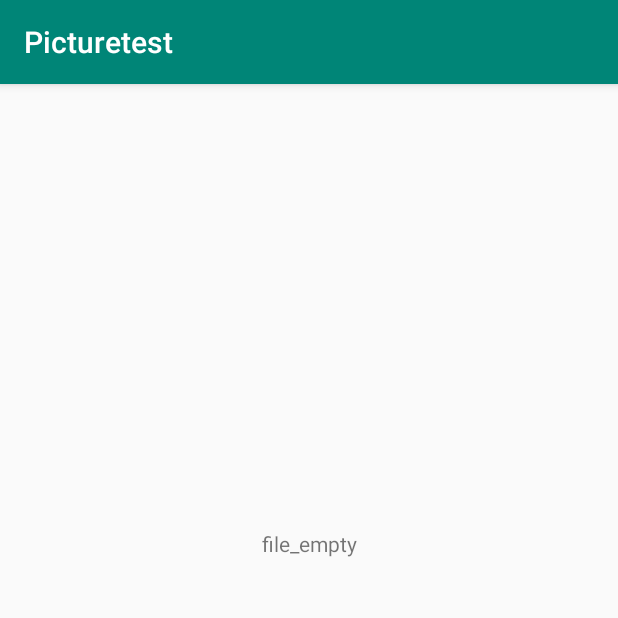
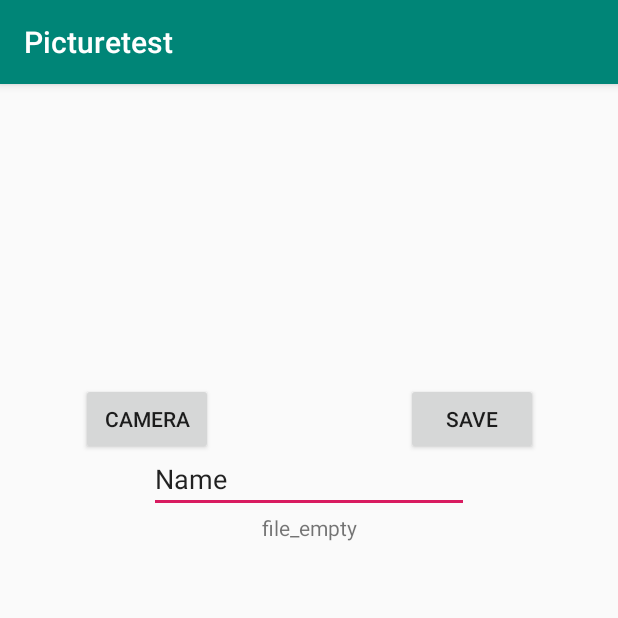
Before and after one commit to zyundamochi080/Picturetest, an Android app: the screen it shows after launch (MainActivity), on a phone screen of 412 x 824 dp, the top half of it. Run offline under Robolectric (Android 15) with nearby library versions, the phone set to English and light mode, and no system bars.

Commit message:
Add name form

```diff
--- a/app/src/main/res/layout/activity_main.xml
+++ b/app/src/main/res/layout/activity_main.xml
@@ -15,17 +15,39 @@
             app:layout_constraintLeft_toLeftOf="parent"
             app:layout_constraintRight_toRightOf="parent"
             app:layout_constraintTop_toTopOf="parent"
-            android:id="@+id/textView" app:layout_constraintVertical_bias="0.396"/>
+            android:id="@+id/textView"
+            app:layout_constraintVertical_bias="0.382"/>
+    <TextView
+            android:text="Name:"
+            android:layout_width="wrap_content"
+            android:layout_height="wrap_content" android:id="@+id/textName"
+            app:layout_constraintStart_toEndOf="@+id/getName"
+            app:layout_constraintEnd_toStartOf="@+id/getName"
+            app:layout_constraintTop_toTopOf="parent"
+            app:layout_constraintBottom_toTopOf="@+id/getName"
+            app:layout_constraintVertical_bias="0.923"/>
     <Button
-            android:text="Button"
+            android:text="Camera"
             android:layout_width="wrap_content"
             android:layout_height="wrap_content"
             android:id="@+id/btnLaunchCamera"
             app:layout_constraintStart_toStartOf="parent"
-            app:layout_constraintHorizontal_bias="0.5"
+            app:layout_constraintHorizontal_bias="0.167"
             app:layout_constraintEnd_toEndOf="parent"
-            app:layout_constraintTop_toTopOf="@id/cameraImage"
-            app:layout_constraintBottom_toTopOf="parent"/>
+            app:layout_constraintBottom_toTopOf="@+id/cameraImage"
+            app:layout_constraintTop_toTopOf="parent"
+            app:layout_constraintVertical_bias="0.408"/>
+    <Button
+            android:text="Save"
+            android:layout_width="wrap_content"
+            android:layout_height="wrap_content"
+            android:id="@+id/btnTextSave"
+            app:layout_constraintEnd_toEndOf="parent"
+            app:layout_constraintStart_toStartOf="parent"
+            app:layout_constraintHorizontal_bias="0.835"
+            app:layout_constraintTop_toTopOf="parent"
+            app:layout_constraintBottom_toTopOf="@+id/cameraImage"
+            app:layout_constraintVertical_bias="0.408"/>
     <ImageView
             android:layout_width="wrap_content"
             android:layout_height="wrap_content"
@@ -36,5 +58,16 @@
             app:layout_constraintEnd_toEndOf="parent"
             app:layout_constraintBottom_toBottomOf="parent"
             app:layout_constraintTop_toBottomOf="@+id/textView"/>
+    <EditText
+            android:layout_width="wrap_content"
+            android:layout_height="wrap_content"
+            android:inputType="textPersonName"
+            android:text="Name"
+            android:ems="10"
+            android:id="@+id/getName"
+            app:layout_constraintStart_toStartOf="parent"
+            app:layout_constraintHorizontal_bias="0.5"
+            app:layout_constraintEnd_toEndOf="parent"
+            app:layout_constraintBottom_toTopOf="@+id/textView"/>
 
 </android.support.constraint.ConstraintLayout>
```
